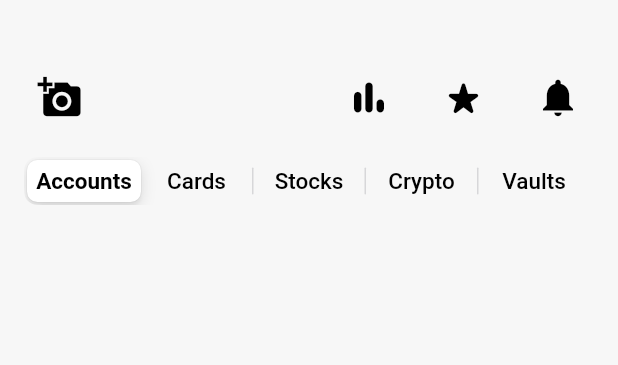
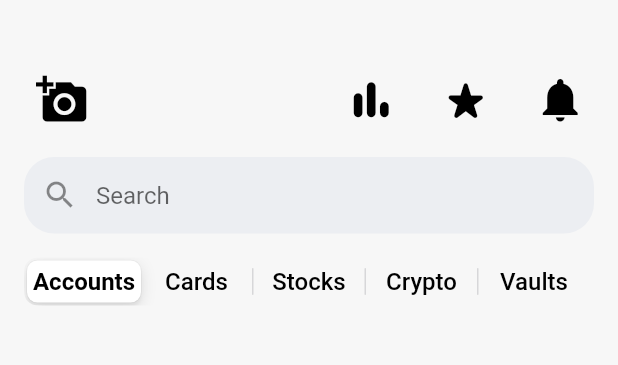
Before and after one commit to MeruyertBekzhigit/revolut-clone-app, a Flutter app: the screen it shows after launch, on a phone screen of 412 x 824 dp, the part 59-424 px from its top. Run offline on Flutter 3.47's test engine with Material 2 defaults, Android fonts, the phone set to English and light mode, and no system bars; Roboto replaces fonts that are missing (Raleway).

Commit message:
Search bar added + some refactoring

```diff
--- a/lib/pages/home.dart
+++ b/lib/pages/home.dart
@@ -29,42 +29,76 @@ class HomePageState extends State<HomePage> {
               const EdgeInsets.only(left: 16, top: 24, right: 16, bottom: 24),
           child: Column(
             children: [
-              Row(
+              buildQuickAccessMenuBar(),
+              const SizedBox(height: 16),
+              buildInputSearchBar(context),
+              const SizedBox(height: 16),
+              buildAvailableProductSegments(context)
+            ],
+          )),
+    );
+  }
+
+  Widget buildQuickAccessMenuBar() {
+    return Row(
       children: [
         const IconButton(
-                    icon:
-                        Icon(Icons.add_a_photo, color: Colors.black, size: 30),
+          icon: Icon(Icons.add_a_photo, color: Colors.black, size: 35),
           onPressed: null,
         ),
         Expanded(
           child: Container(),
         ),
         const IconButton(
-                    icon: Icon(Icons.bar_chart_rounded,
-                        color: Colors.black, size: 30),
+          icon: Icon(Icons.bar_chart_rounded, color: Colors.black, size: 35),
           onPressed: null,
         ),
         const SizedBox(width: 15),
         const IconButton(
-                    icon: Icon(Icons.star_rate_rounded,
-                        color: Colors.black, size: 30),
+          icon: Icon(Icons.star_rate_rounded, color: Colors.black, size: 35),
           onPressed: null,
         ),
         const SizedBox(width: 15),
         const IconButton(
-                    icon: Icon(Icons.notifications,
-                        color: Colors.black, size: 30),
+          icon: Icon(Icons.notifications, color: Colors.black, size: 35),
           onPressed: null,
         ),
       ],
+    );
+  }
+
+  Widget buildInputSearchBar(BuildContext context) {
+    return Row(
+      children: const [
+        Expanded(
+          child: TextField(
+            style: TextStyle(color: Colors.black, fontSize: 16),
+            decoration: InputDecoration(
+                border: OutlineInputBorder(
+                    borderRadius: BorderRadius.all(Radius.circular(20.0)),
+                    borderSide: BorderSide.none),
+                focusedBorder: OutlineInputBorder(
+                    borderRadius: BorderRadius.all(Radius.circular(20.0)),
+                    borderSide: BorderSide.none),
+                filled: true,
+                fillColor: Color(0xffeceef2),
+                hintText: 'Search',
+                prefixIcon: Icon(
+                  Icons.search,
+                  size: 24,
                 ),
-              Row(),
-              const SizedBox(height: 16),
-              Row(
+                isDense: true),
+          ),
+        ),
+      ],
+    );
+  }
+
+  Widget buildAvailableProductSegments(BuildContext context) {
+    return Row(
       children: [
         Expanded(
-                    child: CupertinoSlidingSegmentedControl<
-                        AvailableProductSegments>(
+          child: CupertinoSlidingSegmentedControl<AvailableProductSegments>(
             backgroundColor: Colors.transparent,
             groupValue: _selectedSegment,
             onValueChanged: (AvailableProductSegments? value) {
@@ -77,31 +111,28 @@ class HomePageState extends State<HomePage> {
             children: const <AvailableProductSegments, Widget>{
               AvailableProductSegments.accounts: Text(
                 'Accounts',
-                          style: TextStyle(color: Colors.black, fontSize: 15),
+                style: TextStyle(color: Colors.black, fontSize: 16),
               ),
               AvailableProductSegments.cards: Text(
                 'Cards',
-                          style: TextStyle(color: Colors.black, fontSize: 15),
+                style: TextStyle(color: Colors.black, fontSize: 16),
               ),
               AvailableProductSegments.stocks: Text(
                 'Stocks',
-                          style: TextStyle(color: Colors.black, fontSize: 15),
+                style: TextStyle(color: Colors.black, fontSize: 16),
               ),
               AvailableProductSegments.crypto: Text(
                 'Crypto',
-                          style: TextStyle(color: Colors.black, fontSize: 15),
+                style: TextStyle(color: Colors.black, fontSize: 16),
               ),
               AvailableProductSegments.vaults: Text(
                 'Vaults',
-                          style: TextStyle(color: Colors.black, fontSize: 15),
+                style: TextStyle(color: Colors.black, fontSize: 16),
               ),
             },
           ),
         ),
       ],
-              ),
-            ],
-          )),
     );
   }
 }
```
Lines whose indentation alone changed are shown as unchanged.
